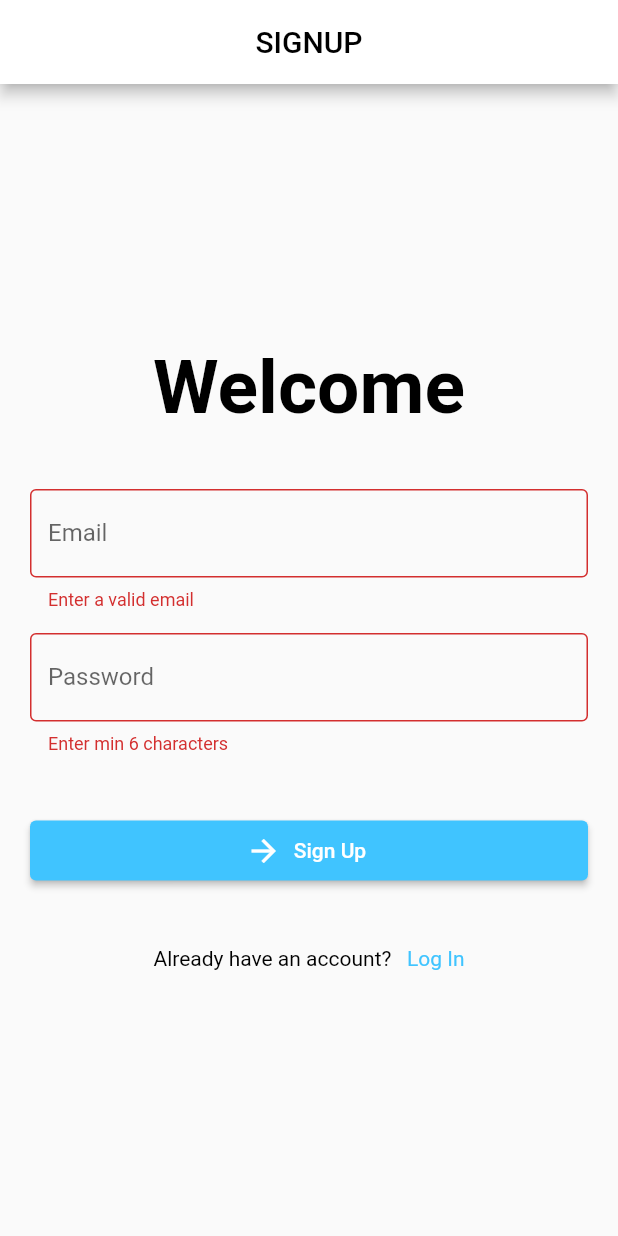
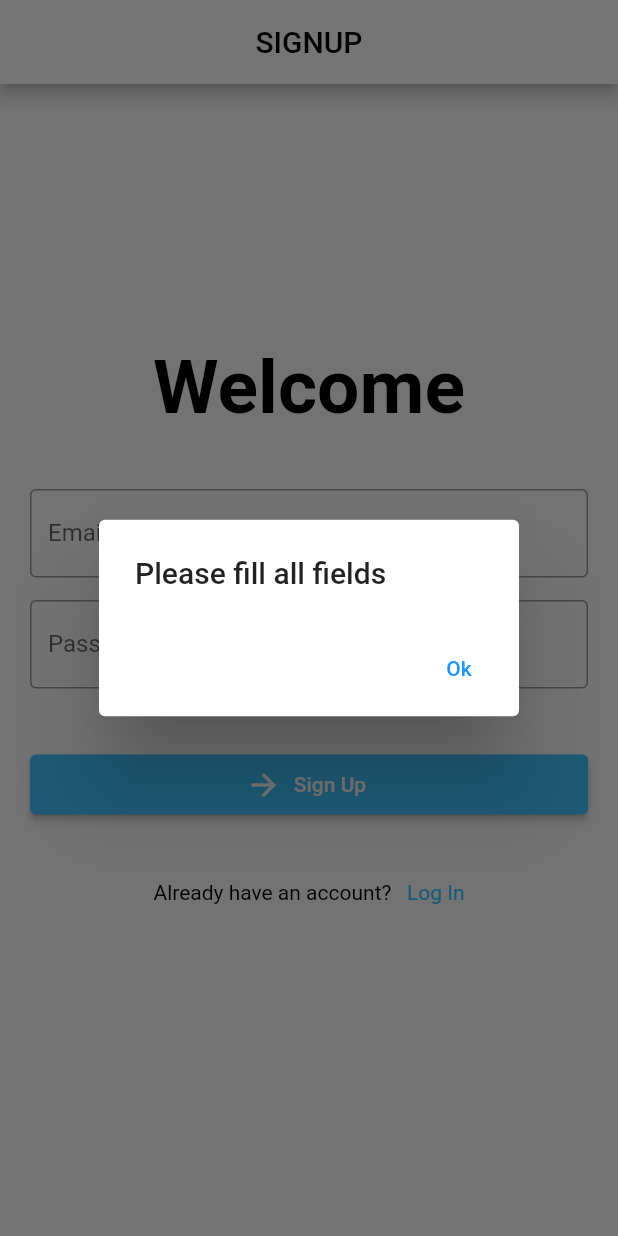
Before and after one commit to Shabad963/Login_with_firebase_notifications, a Flutter app: the SignUpWidget screen opened directly with empty values, after a tap on "Sign Up", on a phone screen of 412 x 824 dp. Run offline on Flutter 3.47's test engine with Material 2 defaults, Android fonts, the phone set to English and light mode, and no system bars; our stand-ins replace email_validator, firebase_auth, firebase_core, firebase_messaging, flutter_local_notifications; accounts and stored records are empty.

Commit message:
minor update

```diff
--- a/lib/views/signup_page.dart
+++ b/lib/views/signup_page.dart
@@ -113,6 +113,32 @@ class _SignUpWidgetState extends State<SignUpWidget> {
   }
 
   Future signUp() async {
+
+ if (emailController.text.isEmpty || passwordController.text.isEmpty) {
+         showDialog<void>(
+          context: context,
+          barrierDismissible: true, // user must tap button!
+          builder: (BuildContext context) {
+            return AlertDialog(
+              // <-- SEE HERE
+              title: const Text('Please fill all fields'),
+
+              actions: <Widget>[
+                TextButton(
+                  child: const Text('Ok'),
+                  onPressed: () {
+                    Navigator.of(context).pop();
+                  },
+                ),
+
+              ],
+            );
+          },
+        );
+
+    } else {
+
+
     final isValid = formKey.currentState!.validate();
     if (!isValid) return;
 
@@ -134,5 +160,7 @@ class _SignUpWidgetState extends State<SignUpWidget> {
     }
 
     navigatorKey.currentState!.popUntil((route) => route.isFirst);
+    }
+
   }
 }
```
Also changed, not shown: lib/views/login_page.dart (+26 -4 lines).
